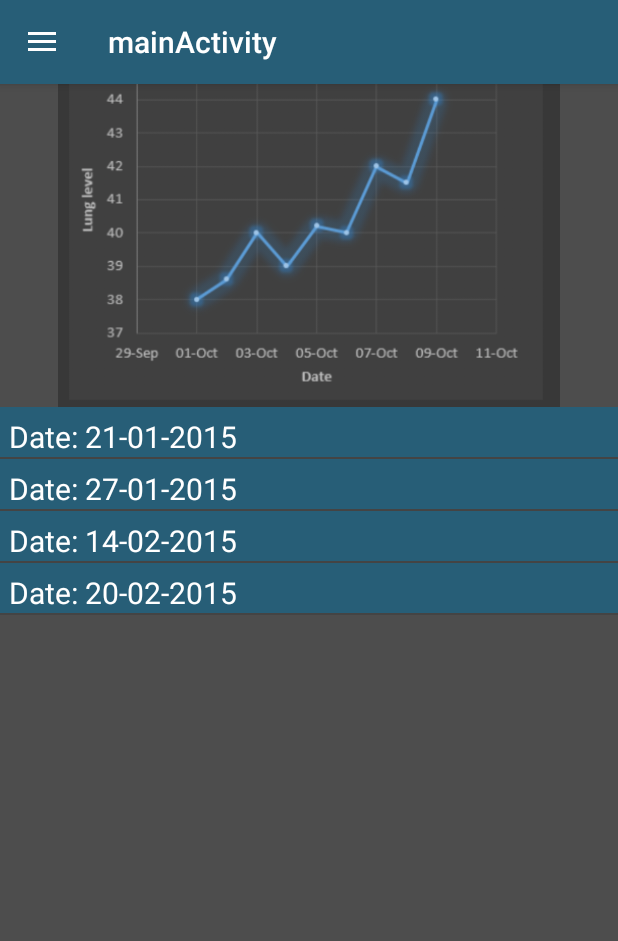
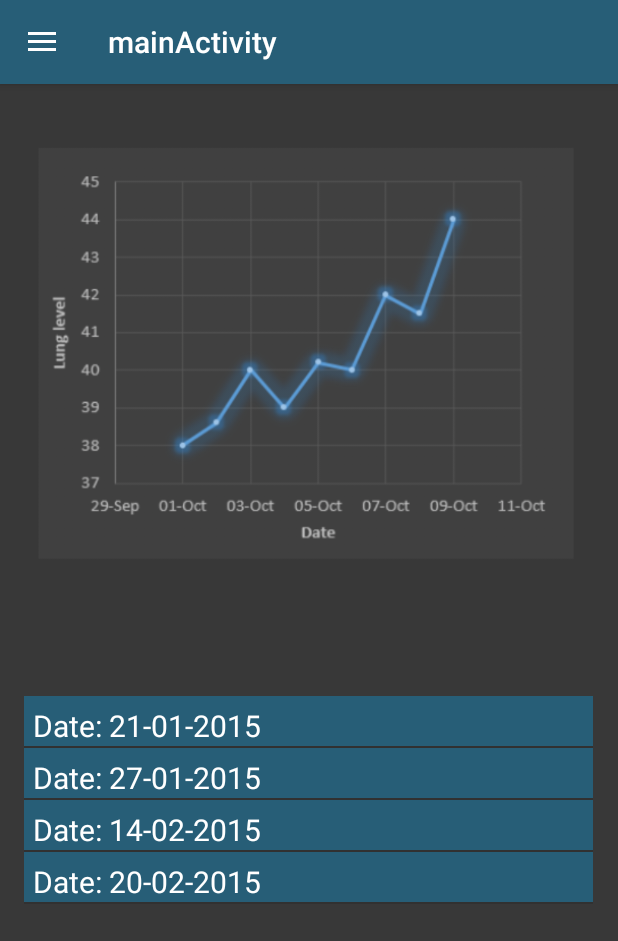
Before and after one commit to mikkelsander/NJORD, an Android app: the fragment ProgressFragment placed in its activity, on a phone screen of 412 x 824 dp. Shown: the top 941 px of the screen. Run offline under Robolectric (Android 15) with nearby library versions, the phone set to English and light mode, and no system bars.

Commit message:
Fikset progress view med et constraint layout

```diff
--- a/app/src/main/java/com/project/ms/njord/activity/SignUpActivity.java
+++ b/app/src/main/java/com/project/ms/njord/activity/SignUpActivity.java
@@ -56,7 +56,7 @@ public class SignUpActivity extends AppCompatActivity implements View.OnClickLis
     private void attemptConfirm() {
         // TODO: save all user input
         if(userInputValid()) {
-            con.getProfile().setName(nameView.getText().toString());
+            //con.getProfile().setName(nameView.getText().toString());
             finish();
         }
     }
--- a/app/src/main/res/layout/app_bar_main.xml
+++ b/app/src/main/res/layout/app_bar_main.xml
@@ -29,6 +29,4 @@
 
     <include layout="@layout/content_main" />
 
-   ¨
-
 </android.support.design.widget.CoordinatorLayout>
--- a/app/src/main/res/layout/fragment_profile.xml
+++ b/app/src/main/res/layout/fragment_profile.xml
@@ -98,7 +98,9 @@
         android:textColor="@color/white"
         android:textSize="18sp"
         app:layout_constraintBottom_toTopOf="@+id/view2"
-        app:layout_constraintLeft_toLeftOf="parent" />
+        app:layout_constraintLeft_toLeftOf="parent"
+        android:layout_marginTop="16dp"
+        app:layout_constraintTop_toTopOf="parent" />
 
 
     <TextView
--- a/app/src/main/res/layout/fragment_progress.xml
+++ b/app/src/main/res/layout/fragment_progress.xml
@@ -1,27 +1,45 @@
-<LinearLayout xmlns:android="http://schemas.android.com/apk/res/android"
+<android.support.constraint.ConstraintLayout xmlns:android="http://schemas.android.com/apk/res/android"
     xmlns:app="http://schemas.android.com/apk/res-auto"
+    xmlns:tools="http://schemas.android.com/tools"
     android:id="@+id/LinearLayout2"
     android:layout_width="match_parent"
     android:layout_height="match_parent"
     android:orientation="vertical"
-    android:weightSum="1">
+    android:weightSum="1"
+    android:background="@color/dark_gray">
+
 
     <ImageView
-        android:layout_marginTop="@dimen/activity_vertical_margin"
-        android:layout_width="match_parent"
-        android:layout_height="255dp"
         app:srcCompat="@drawable/temp_image_progress"
         android:background="@color/dark_gray"
-        android:id="@+id/progress_tempImage_imageView" />
-
+        android:id="@+id/progress_tempImage_imageView"
+        android:layout_height="347dp"
+        android:layout_width="378dp"
+        android:layout_marginEnd="16dp"
+        app:layout_constraintRight_toRightOf="parent"
+        android:layout_marginStart="16dp"
+        app:layout_constraintLeft_toLeftOf="parent"
+        app:layout_constraintTop_toTopOf="parent"
+        app:layout_constraintBottom_toBottomOf="parent"
+        android:layout_marginBottom="16dp"
+        app:layout_constraintVertical_bias="0.13"
+        app:layout_constraintHorizontal_bias="0.6" />
 
     <ExpandableListView
         android:id="@+id/expListView"
-        android:layout_width="match_parent"
-        android:layout_height="wrap_content"
         android:background="@color/dark_gray"
-        android:layout_weight="2.25">
+        app:layout_constraintHorizontal_bias="0.0"
+        android:layout_width="379dp"
+        android:layout_height="295dp"
+        android:layout_marginTop="8dp"
+        app:layout_constraintTop_toBottomOf="@+id/progress_tempImage_imageView"
+        android:layout_marginStart="16dp"
+        app:layout_constraintLeft_toLeftOf="parent"
+        android:layout_marginEnd="16dp"
+        app:layout_constraintRight_toRightOf="parent"
+        app:layout_constraintBottom_toBottomOf="parent"
+        android:layout_marginBottom="16dp">
 
     </ExpandableListView>
 
-</LinearLayout>
+</android.support.constraint.ConstraintLayout>
--- a/app/src/main/res/values/colors.xml
+++ b/app/src/main/res/values/colors.xml
@@ -3,7 +3,7 @@
     <color name="colorPrimary">#275e77</color>
     <color name="colorPrimaryDark">#225369</color>
     <color name="colorAccent">#FF4081</color>
-    <color name="dark_gray">#4d4d4d</color>
+    <color name="dark_gray">#383838</color>
     <color name="blue">#275e77</color>
     <color name="blueLight">#2E718F</color>
     <color name="orange">#e68c2c</color>
```
